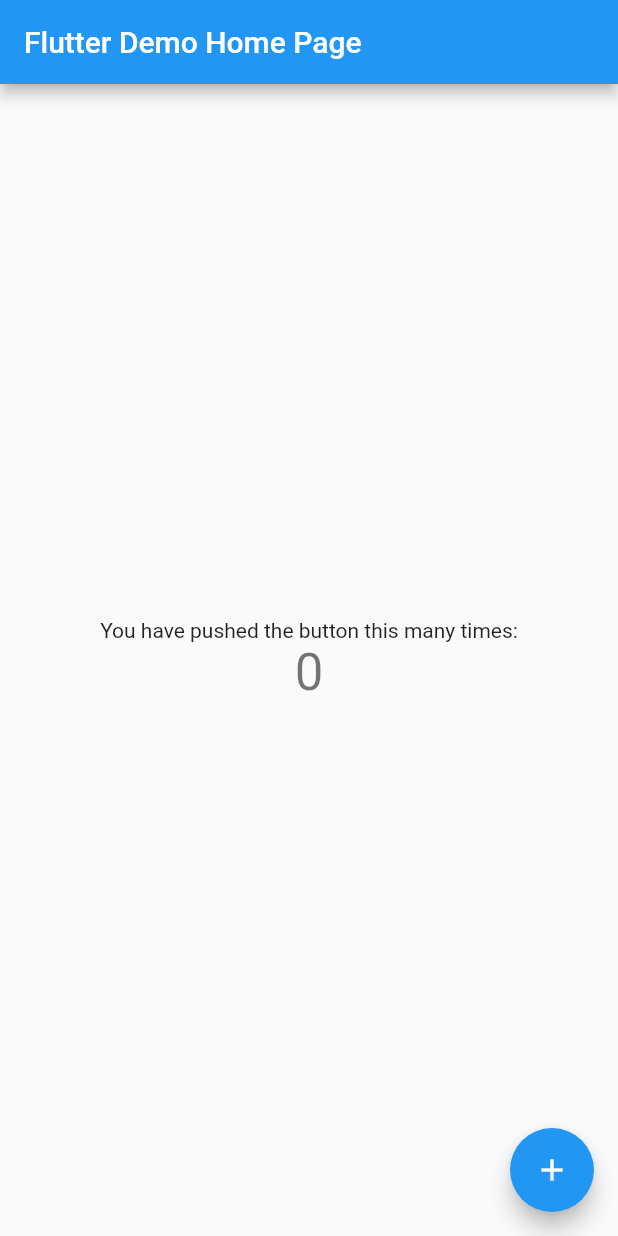
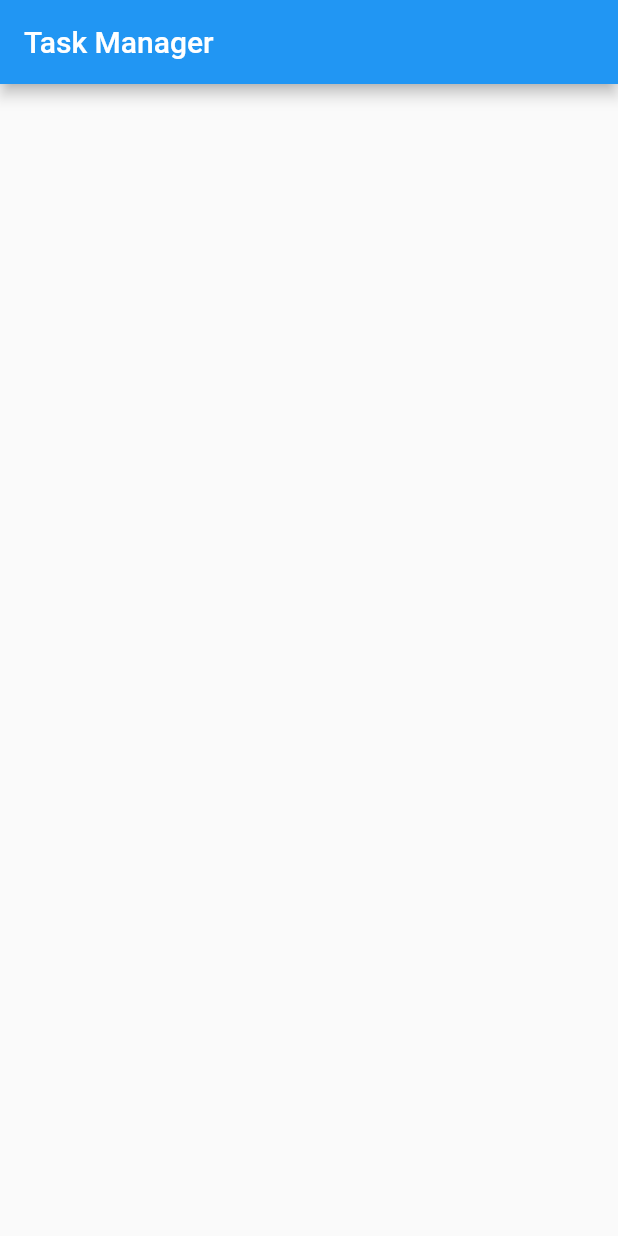
Before and after one commit to CesarOvilla/task_manager, a Flutter app: the screen it shows after launch, on a phone screen of 412 x 824 dp. Run offline on Flutter 3.47's test engine with Material 2 defaults, Android fonts, the phone set to English and light mode, and no system bars; our stand-ins replace get.

Commit message:
implementation getX and creation home page

```diff
--- a/lib/main.dart
+++ b/lib/main.dart
@@ -1,4 +1,6 @@
 import 'package:flutter/material.dart';
+import 'package:get/get.dart';
+import 'package:task_manager/pages/principal/principal_page.dart';
 
 void main() {
   runApp(const MyApp());
@@ -10,106 +12,9 @@ class MyApp extends StatelessWidget {
   // This widget is the root of your application.
   @override
   Widget build(BuildContext context) {
-    return MaterialApp(
-      title: 'Flutter Demo',
-      theme: ThemeData(
-        // This is the theme of your application.
-        //
-        // Try running your application with "flutter run". You'll see the
-        // application has a blue toolbar. Then, without quitting the app, try
-        // changing the primarySwatch below to Colors.green and then invoke
-        // "hot reload" (press "r" in the console where you ran "flutter run",
-        // or simply save your changes to "hot reload" in a Flutter IDE).
-        // Notice that the counter didn't reset back to zero; the application
-        // is not restarted.
-        primarySwatch: Colors.blue,
-      ),
-      home: const MyHomePage(title: 'Flutter Demo Home Page'),
+    return const GetMaterialApp(
+      title: 'Task Manager',
+      home: PrincipalPage(),
     );
   }
 }
-
-class MyHomePage extends StatefulWidget {
-  const MyHomePage({super.key, required this.title});
-
-  // This widget is the home page of your application. It is stateful, meaning
-  // that it has a State object (defined below) that contains fields that affect
-  // how it looks.
-
-  // This class is the configuration for the state. It holds the values (in this
-  // case the title) provided by the parent (in this case the App widget) and
-  // used by the build method of the State. Fields in a Widget subclass are
-  // always marked "final".
-
-  final String title;
-
-  @override
-  State<MyHomePage> createState() => _MyHomePageState();
-}
-
-class _MyHomePageState extends State<MyHomePage> {
-  int _counter = 0;
-
-  void _incrementCounter() {
-    setState(() {
-      // This call to setState tells the Flutter framework that something has
-      // changed in this State, which causes it to rerun the build method below
-      // so that the display can reflect the updated values. If we changed
-      // _counter without calling setState(), then the build method would not be
-      // called again, and so nothing would appear to happen.
-      _counter++;
-    });
-  }
-
-  @override
-  Widget build(BuildContext context) {
-    // This method is rerun every time setState is called, for instance as done
-    // by the _incrementCounter method above.
-    //
-    // The Flutter framework has been optimized to make rerunning build methods
-    // fast, so that you can just rebuild anything that needs updating rather
-    // than having to individually change instances of widgets.
-    return Scaffold(
-      appBar: AppBar(
-        // Here we take the value from the MyHomePage object that was created by
-        // the App.build method, and use it to set our appbar title.
-        title: Text(widget.title),
-      ),
-      body: Center(
-        // Center is a layout widget. It takes a single child and positions it
-        // in the middle of the parent.
-        child: Column(
-          // Column is also a layout widget. It takes a list of children and
-          // arranges them vertically. By default, it sizes itself to fit its
-          // children horizontally, and tries to be as tall as its parent.
-          //
-          // Invoke "debug painting" (press "p" in the console, choose the
-          // "Toggle Debug Paint" action from the Flutter Inspector in Android
-          // Studio, or the "Toggle Debug Paint" command in Visual Studio Code)
-          // to see the wireframe for each widget.
-          //
-          // Column has various properties to control how it sizes itself and
-          // how it positions its children. Here we use mainAxisAlignment to
-          // center the children vertically; the main axis here is the vertical
-          // axis because Columns are vertical (the cross axis would be
-          // horizontal).
-          mainAxisAlignment: MainAxisAlignment.center,
-          children: <Widget>[
-            const Text(
-              'You have pushed the button this many times:',
-            ),
-            Text(
-              '$_counter',
-              style: Theme.of(context).textTheme.headline4,
-            ),
-          ],
-        ),
-      ),
-      floatingActionButton: FloatingActionButton(
-        onPressed: _incrementCounter,
-        tooltip: 'Increment',
-        child: const Icon(Icons.add),
-      ), // This trailing comma makes auto-formatting nicer for build methods.
-    );
-  }
-}
--- /dev/null
+++ b/lib/pages/principal/principal_page.dart
@@ -0,0 +1,14 @@
+import 'package:flutter/material.dart';
+
+class PrincipalPage extends StatelessWidget {
+  const PrincipalPage({Key? key}) : super(key: key);
+
+  @override
+  Widget build(BuildContext context) {
+    return Scaffold(
+      appBar: AppBar(
+        title: const Text("Task Manager"),
+      ),
+    );
+  }
+}
```
Also changed, not shown: pubspec.yaml (+4 -12 lines), pubspec.lock.
